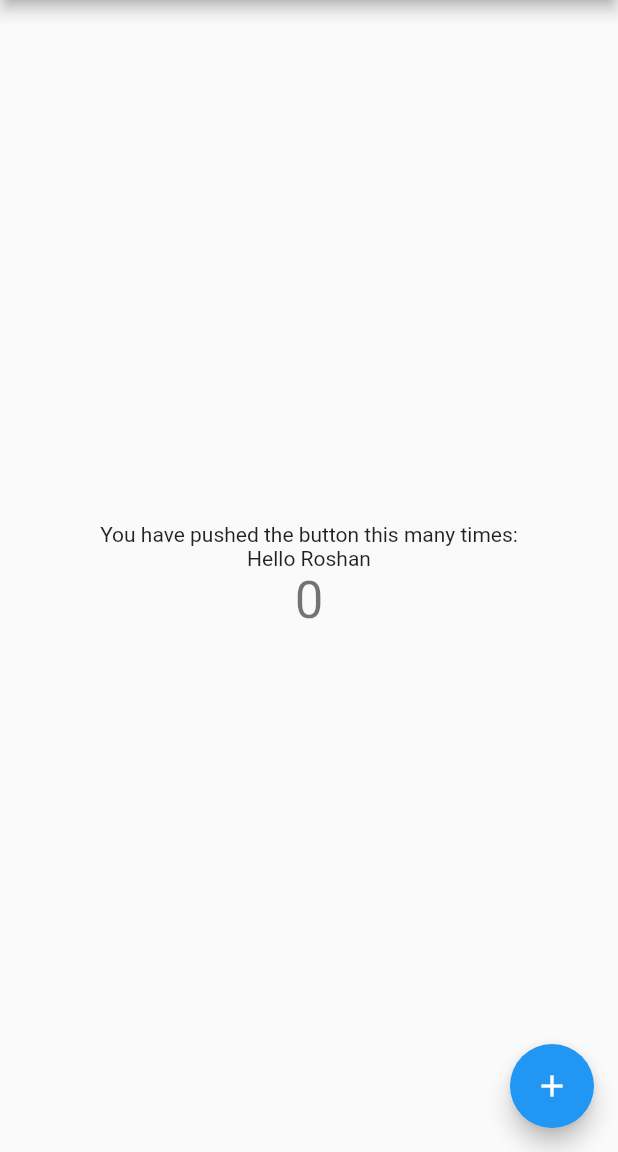
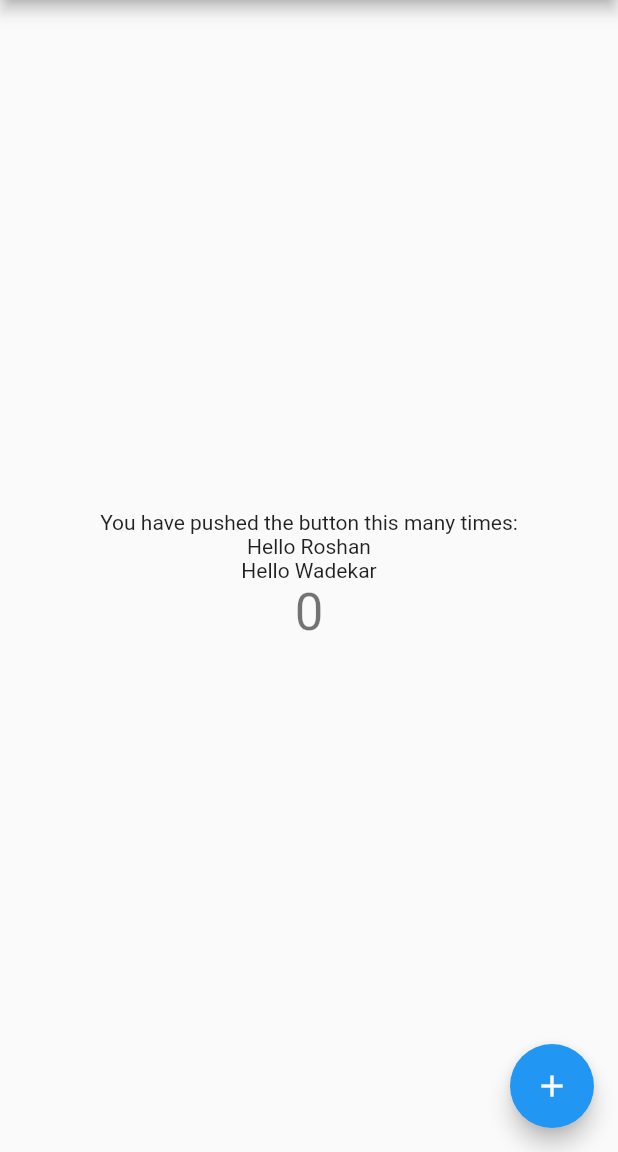
Before and after one commit to roshan1960701/git_operations, a Flutter app: the screen it shows after launch, on a phone screen of 412 x 824 dp, the part 84-1236 px from its top. Run offline on Flutter 3.47's test engine with Material 2 defaults, Android fonts, the phone set to English and light mode, and no system bars.

Commit message:
New Text

```diff
--- a/lib/main.dart
+++ b/lib/main.dart
@@ -100,6 +100,9 @@ class _MyHomePageState extends State<MyHomePage> {
               'Hello Roshan',
             ),
             Text(
+              'Hello Wadekar',
+            ),
+            Text(
               '$_counter',
               style: Theme.of(context).textTheme.headline4,
             ),
```
